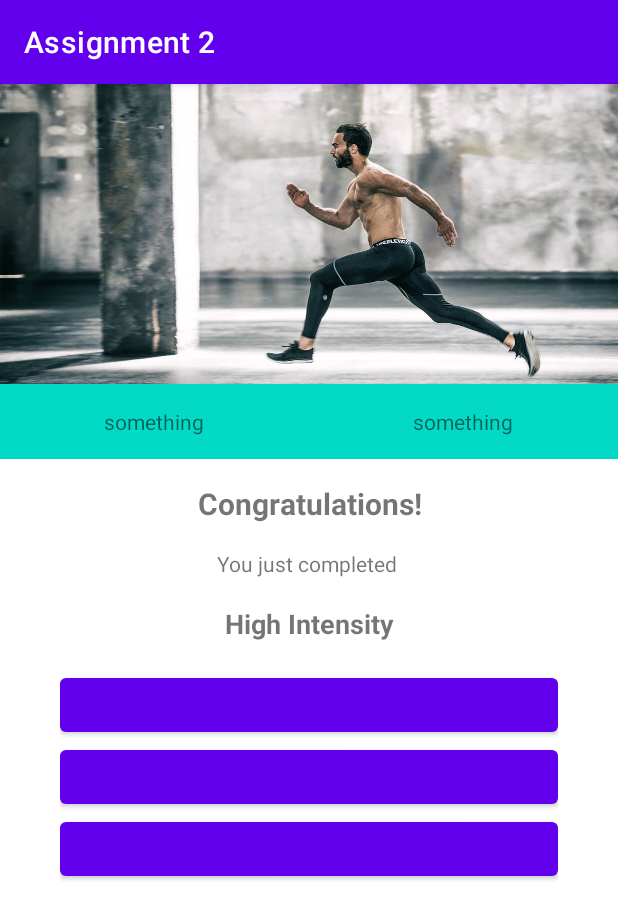
After one commit to chusonnguyen/FitnessApp1, an Android app: the fragment FinishFragment shown on its own in the app's theme, on a phone screen of 412 x 824 dp. The commit adds this screen. Shown: the top 919 px of the screen. Run offline under Robolectric (Android 15) with nearby library versions, the phone set to English and light mode, and no system bars.

Commit message:
Create layout for finish page

```diff
--- /dev/null
+++ b/app/src/main/java/com/example/assignment2/ui/home/FinishFragment.java
@@ -0,0 +1,21 @@
+package com.example.assignment2.ui.home;
+
+import android.os.Bundle;
+
+import androidx.fragment.app.Fragment;
+
+import android.view.LayoutInflater;
+import android.view.View;
+import android.view.ViewGroup;
+
+import com.example.assignment2.R;
+
+public class FinishFragment extends Fragment {
+
+    @Override
+    public View onCreateView(LayoutInflater inflater, ViewGroup container,
+                             Bundle savedInstanceState) {
+        // Inflate the layout for this fragment
+        return inflater.inflate(R.layout.fragment_finish, container, false);
+    }
+}
--- /dev/null
+++ b/app/src/main/res/layout/fragment_finish.xml
@@ -0,0 +1,92 @@
+<?xml version="1.0" encoding="utf-8"?>
+<androidx.constraintlayout.widget.ConstraintLayout xmlns:android="http://schemas.android.com/apk/res/android"
+    xmlns:app="http://schemas.android.com/apk/res-auto"
+    xmlns:tools="http://schemas.android.com/tools"
+    android:layout_width="match_parent"
+    android:layout_height="match_parent"
+    tools:context=".ui.home.FinishFragment">
+
+    <ImageView
+        android:id="@+id/imgExercise"
+        android:layout_width="match_parent"
+        android:layout_height="200dp"
+        android:background="@android:color/transparent"
+        android:src="@drawable/high_intensity"
+        app:layout_constraintTop_toTopOf="parent"
+        android:scaleType="fitXY"/>
+    <LinearLayout
+        android:id="@+id/workoutDetail"
+        android:layout_width="match_parent"
+        android:layout_height="50dp"
+        android:layout_weight="1"
+        app:layout_constraintTop_toBottomOf="@id/imgExercise"
+        android:orientation="horizontal">
+        <TextView
+            android:background="@color/design_default_color_secondary"
+            android:id="@+id/workoutTime"
+            android:text="something"
+            android:layout_weight="1"
+            android:layout_width="wrap_content"
+            android:layout_height="match_parent"
+            android:gravity="center"/>
+        <TextView
+            android:id="@+id/workoutCalories"
+            android:text="something"
+            android:layout_weight="1"
+            android:layout_width="wrap_content"
+            android:layout_height="match_parent"
+            android:gravity="center"
+            android:background="@color/design_default_color_secondary"/>
+    </LinearLayout>
+    <LinearLayout
+        android:id="@+id/text"
+        android:layout_width="match_parent"
+        android:layout_height="wrap_content"
+        app:layout_constraintTop_toBottomOf="@id/workoutDetail"
+        android:orientation="vertical"
+        android:layout_marginTop="10dp">
+        <TextView
+            android:text="Congratulations!"
+            android:textStyle="bold"
+            android:textSize="20dp"
+            android:layout_width="match_parent"
+            android:layout_height="40dp"
+            android:gravity="center"/>
+        <TextView
+            android:text="You just completed "
+            android:textSize="14dp"
+            android:layout_width="match_parent"
+            android:layout_height="40dp"
+            android:gravity="center"/>
+        <TextView
+            android:text="High Intensity"
+            android:textStyle="bold"
+            android:textSize="18dp"
+            android:layout_width="match_parent"
+            android:layout_height="40dp"
+            android:gravity="center"/>
+    </LinearLayout>
+    <LinearLayout
+        android:layout_width="match_parent"
+        android:layout_height="wrap_content"
+        android:paddingStart="40dp"
+        android:paddingEnd="40dp"
+        android:layout_marginTop="10dp"
+        app:layout_constraintTop_toBottomOf="@id/text"
+        android:orientation="vertical">
+        <Button
+            android:layout_width="match_parent"
+            android:layout_height="wrap_content"
+            android:theme="@style/Button.Grey"/>
+        <Button
+            android:backgroundIint="@color/design_default_color_secondary"
+            android:layout_width="match_parent"
+            android:layout_height="wrap_content"/>
+        <Button
+            android:backgroundIint="@color/design_default_color_secondary"
+            android:layout_width="match_parent"
+            android:layout_height="wrap_content"/>
+    </LinearLayout>
+
+
+</androidx.constraintlayout.widget.ConstraintLayout>
--- a/app/src/main/res/values/themes.xml
+++ b/app/src/main/res/values/themes.xml
@@ -22,4 +22,8 @@
     <style name="Theme.Assignment2.AppBarOverlay" parent="ThemeOverlay.AppCompat.Dark.ActionBar" />
 
     <style name="Theme.Assignment2.PopupOverlay" parent="ThemeOverlay.AppCompat.Light" />
+
+    <style name="Button.Grey" parent="ThemeOverlay.AppCompat">
+        <item name="colorAccent">@android:color/darker_gray</item>
+    </style>
 </resources>
```
Also changed, not shown: app/src/main/res/drawable/high_intensity.jpeg (added).
